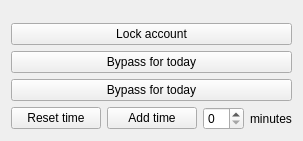
simgunz/timekpr, file src/kcm/ui/grant.ui: the form before one commit.
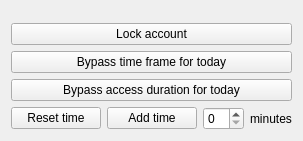
The form after the commit.

Commit message: Bypass button labels modified

Diff of the .ui file:
```diff
--- a/src/kcm/ui/grant.ui
+++ b/src/kcm/ui/grant.ui
@@ -43,7 +43,7 @@
       <bool>true</bool>
      </property>
      <property name="text">
-      <string>Bypass for today</string>
+      <string>Bypass time frame for today</string>
      </property>
     </widget>
    </item>
@@ -53,7 +53,7 @@
       <bool>true</bool>
      </property>
      <property name="text">
-      <string>Bypass for today</string>
+      <string>Bypass access duration for today</string>
      </property>
     </widget>
    </item>
```
